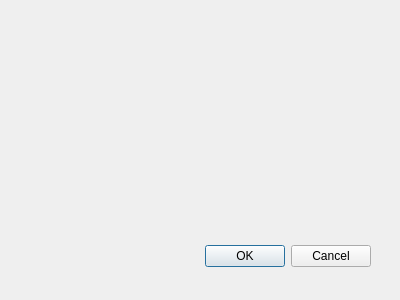
This is graphShow/AttributeDialog/BackgroundDialog.ui in duanzhaol/ChartScript as Qt 5 draws it before an edit. The edited form follows.
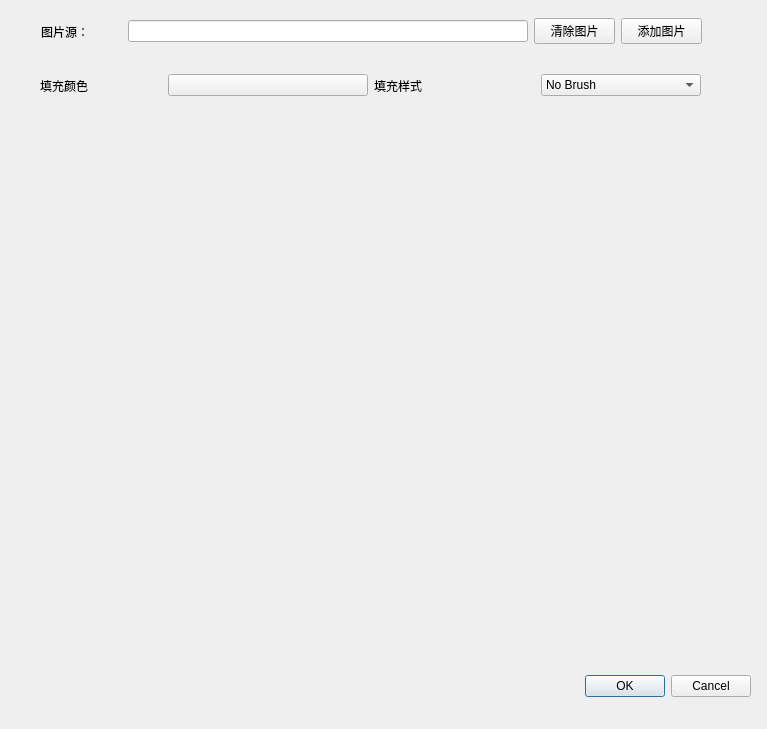
This is the edited form.

Diff of the .ui file:
```diff
--- a/graphShow/AttributeDialog/BackgroundDialog.ui
+++ b/graphShow/AttributeDialog/BackgroundDialog.ui
@@ -8,8 +8,8 @@
    <rect>
     <x>0</x>
     <y>0</y>
-    <width>400</width>
-    <height>300</height>
+    <width>767</width>
+    <height>729</height>
    </rect>
   </property>
   <property name="windowTitle">
@@ -18,8 +18,8 @@
   <widget name="buttonBox" class="QDialogButtonBox">
    <property name="geometry">
     <rect>
-     <x>30</x>
-     <y>240</y>
+     <x>410</x>
+     <y>670</y>
      <width>341</width>
      <height>32</height>
     </rect>
@@ -31,6 +31,224 @@
     <set>QDialogButtonBox::Cancel|QDialogButtonBox::Ok</set>
    </property>
   </widget>
+  <widget class="QLabel" name="imageShow">
+   <property name="geometry">
+    <rect>
+     <x>50</x>
+     <y>140</y>
+     <width>691</width>
+     <height>511</height>
+    </rect>
+   </property>
+   <property name="text">
+    <string/>
+   </property>
+  </widget>
+  <widget class="QWidget" name="">
+   <property name="geometry">
+    <rect>
+     <x>40</x>
+     <y>70</y>
+     <width>661</width>
+     <height>31</height>
+    </rect>
+   </property>
+   <layout class="QHBoxLayout" name="horizontalLayout_2">
+    <item>
+     <layout class="QHBoxLayout" name="horizontalLayout_3">
+      <item>
+       <widget class="QLabel" name="label_3">
+        <property name="text">
+         <string>填充颜色</string>
+        </property>
+       </widget>
+      </item>
+      <item>
+       <widget class="QPushButton" name="brushColor">
+        <property name="sizePolicy">
+         <sizepolicy hsizetype="Preferred" vsizetype="Fixed">
+          <horstretch>0</horstretch>
+          <verstretch>0</verstretch>
+         </sizepolicy>
+        </property>
+        <property name="minimumSize">
+         <size>
+          <width>200</width>
+          <height>0</height>
+         </size>
+        </property>
+        <property name="text">
+         <string/>
+        </property>
+       </widget>
+      </item>
+     </layout>
+    </item>
+    <item>
+     <layout class="QHBoxLayout" name="horizontalLayout_4">
+      <item>
+       <widget class="QLabel" name="label_4">
+        <property name="sizePolicy">
+         <sizepolicy hsizetype="Preferred" vsizetype="Preferred">
+          <horstretch>0</horstretch>
+          <verstretch>0</verstretch>
+         </sizepolicy>
+        </property>
+        <property name="text">
+         <string>填充样式</string>
+        </property>
+       </widget>
+      </item>
+      <item>
+       <widget class="QComboBox" name="brushStyle">
+        <item>
+         <property name="text">
+          <string>No Brush</string>
+         </property>
+        </item>
+        <item>
+         <property name="text">
+          <string>SolidPattern</string>
+         </property>
+        </item>
+        <item>
+         <property name="text">
+          <string>Dense1Pattern</string>
+         </property>
+        </item>
+        <item>
+         <property name="text">
+          <string>Dense2Pattern</string>
+         </property>
+        </item>
+        <item>
+         <property name="text">
+          <string>Dense3Pattern</string>
+         </property>
+        </item>
+        <item>
+         <property name="text">
+          <string>Dense4Pattern</string>
+         </property>
+        </item>
+        <item>
+         <property name="text">
+          <string>Dense5Pattern</string>
+         </property>
+        </item>
+        <item>
+         <property name="text">
+          <string>Dense6Pattern</string>
+         </property>
+        </item>
+        <item>
+         <property name="text">
+          <string>Dense7Pattern</string>
+         </property>
+        </item>
+        <item>
+         <property name="text">
+          <string>HorPattern</string>
+         </property>
+        </item>
+        <item>
+         <property name="text">
+          <string>VerPattern</string>
+         </property>
+        </item>
+        <item>
+         <property name="text">
+          <string>CrossPattern</string>
+         </property>
+        </item>
+        <item>
+         <property name="text">
+          <string>BDiagPattern</string>
+         </property>
+        </item>
+        <item>
+         <property name="text">
+          <string>FDiagPattern</string>
+         </property>
+        </item>
+        <item>
+         <property name="text">
+          <string>DiagCrossPattern</string>
+         </property>
+        </item>
+        <item>
+         <property name="text">
+          <string>LinearGradientPattern</string>
+         </property>
+        </item>
+        <item>
+         <property name="text">
+          <string>ConicalGradientPattern</string>
+         </property>
+        </item>
+        <item>
+         <property name="text">
+          <string>RadialGradientPattern</string>
+         </property>
+        </item>
+       </widget>
+      </item>
+     </layout>
+    </item>
+   </layout>
+  </widget>
+  <widget class="QWidget" name="">
+   <property name="geometry">
+    <rect>
+     <x>41</x>
+     <y>11</y>
+     <width>661</width>
+     <height>41</height>
+    </rect>
+   </property>
+   <layout class="QHBoxLayout" name="horizontalLayout">
+    <item>
+     <widget class="QLabel" name="label_2">
+      <property name="text">
+       <string>图片源：</string>
+      </property>
+     </widget>
+    </item>
+    <item>
+     <widget class="QLineEdit" name="fileNameShow">
+      <property name="sizePolicy">
+       <sizepolicy hsizetype="Preferred" vsizetype="Fixed">
+        <horstretch>0</horstretch>
+        <verstretch>0</verstretch>
+       </sizepolicy>
+      </property>
+      <property name="minimumSize">
+       <size>
+        <width>400</width>
+        <height>0</height>
+       </size>
+      </property>
+      <property name="readOnly">
+       <bool>true</bool>
+      </property>
+     </widget>
+    </item>
+    <item>
+     <widget class="QPushButton" name="deleteImage">
+      <property name="text">
+       <string>清除图片</string>
+      </property>
+     </widget>
+    </item>
+    <item>
+     <widget class="QPushButton" name="addImage">
+      <property name="text">
+       <string>添加图片</string>
+      </property>
+     </widget>
+    </item>
+   </layout>
+  </widget>
  </widget>
  <pixmapfunction/>
  <resources/>
```
Left out of the diff: 44 changed lines with no effect on the pictures.
